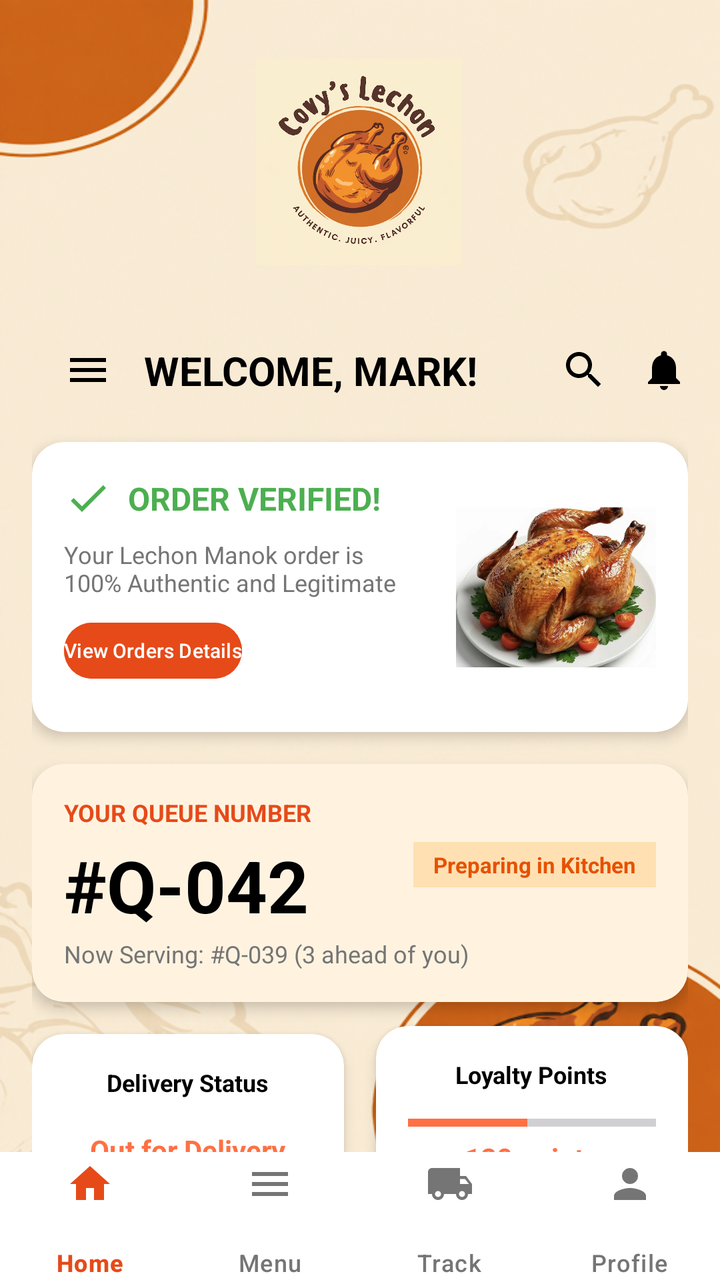
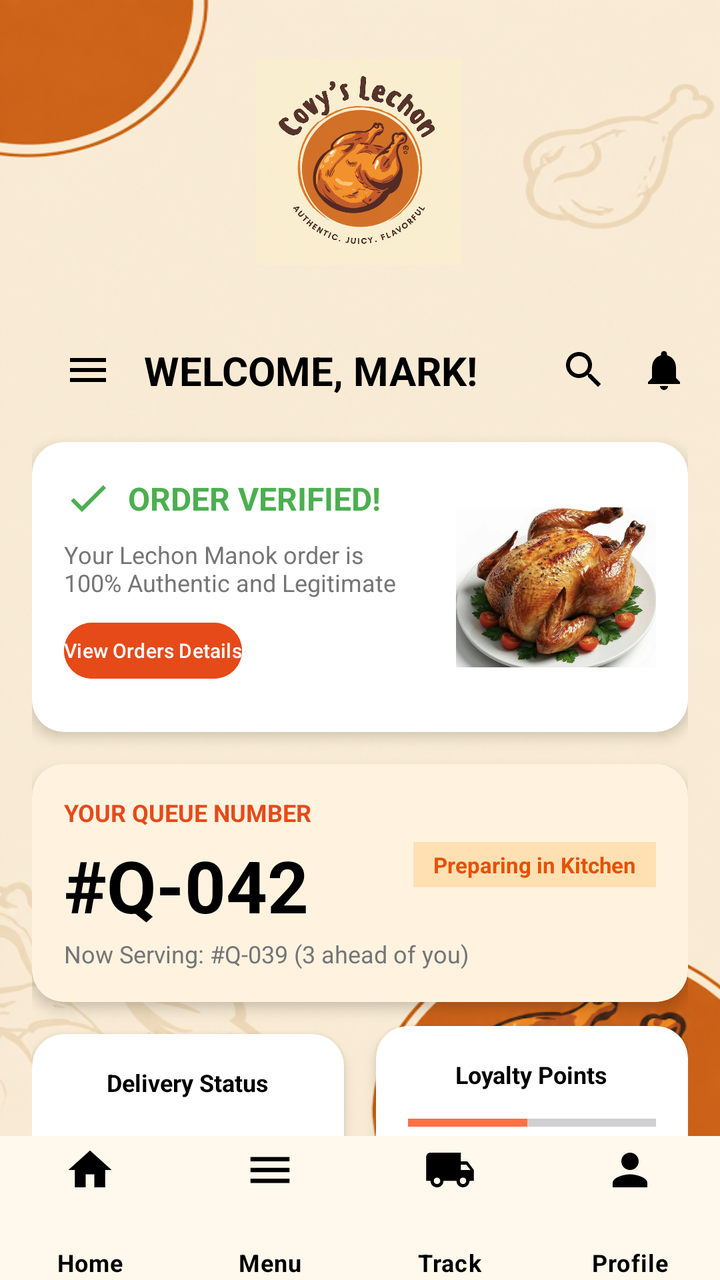

An Android layout rendered at two revisions. The XML below is the earlier revision; the diff shows what the commit changed to produce the second picture.
<!-- AndroidManifest.xml: application theme Theme.CoyvSplashScreen -->
<!-- res/layout/activity_dashboard.xml -->
<?xml version="1.0" encoding="utf-8"?>
<androidx.constraintlayout.widget.ConstraintLayout xmlns:android="http://schemas.android.com/apk/res/android"
    xmlns:app="http://schemas.android.com/apk/res-auto"
    xmlns:tools="http://schemas.android.com/tools"
    android:id="@+id/main"
    android:layout_width="match_parent"
    android:layout_height="match_parent"
    android:background="@drawable/signinbackgoundimage"
    tools:context=".DashBoardActivity">

    
    <View
        android:id="@+id/view_decoration"
        android:layout_width="200dp"
        android:layout_height="200dp"
        android:layout_marginStart="-80dp"
        android:layout_marginTop="-80dp"
        android:alpha="0.3"
        app:layout_constraintStart_toStartOf="parent"
        app:layout_constraintTop_toTopOf="parent" />

    <androidx.core.widget.NestedScrollView
        android:layout_width="match_parent"
        android:layout_height="0dp"
        app:layout_constraintBottom_toTopOf="@+id/bottom_navigation"
        app:layout_constraintTop_toTopOf="parent">

        <androidx.constraintlayout.widget.ConstraintLayout
            android:layout_width="match_parent"
            android:layout_height="wrap_content"
            android:padding="@dimen/padding_medium">

            

            <ImageView
                android:id="@+id/covylogo"
                android:layout_width="153dp"
                android:layout_height="103dp"
                android:layout_marginTop="10dp"
                android:layout_marginBottom="36dp"
                android:contentDescription="Covy Lechon Logo"
                android:src="@drawable/logo"
                app:layout_constraintBottom_toTopOf="@+id/tv_welcome"
                app:layout_constraintEnd_toEndOf="parent"
                app:layout_constraintHorizontal_bias="0.498"
                app:layout_constraintStart_toStartOf="parent"
                app:layout_constraintTop_toTopOf="parent" />

            
            <ImageButton
                android:id="@+id/btn_menu_top"
                android:layout_width="@dimen/icon_size"
                android:layout_height="@dimen/icon_size"
                android:layout_marginStart="16dp"
                android:layout_marginTop="157dp"
                android:layout_marginEnd="16dp"
                android:layout_marginBottom="24dp"
                android:background="?attr/selectableItemBackgroundBorderless"
                android:src="@drawable/ic_menu"
                app:layout_constraintBottom_toTopOf="@+id/cv_verified"
                app:layout_constraintEnd_toStartOf="@+id/tv_welcome"
                app:layout_constraintStart_toStartOf="parent"
                app:layout_constraintTop_toTopOf="parent" />

            <TextView
                android:id="@+id/tv_welcome"
                android:layout_width="wrap_content"
                android:layout_height="wrap_content"
                android:layout_marginStart="@dimen/padding_medium"
                android:text="WELCOME, MARK!"
                android:textColor="@color/black"
                android:textSize="20sp"
                android:textStyle="bold"
                app:layout_constraintBottom_toBottomOf="@+id/btn_menu_top"
                app:layout_constraintStart_toEndOf="@+id/btn_menu_top"
                app:layout_constraintTop_toTopOf="@+id/btn_menu_top" />

            <ImageButton
                android:id="@+id/btn_notification"
                android:layout_width="@dimen/icon_size"
                android:layout_height="@dimen/icon_size"
                android:background="?attr/selectableItemBackgroundBorderless"
                android:src="@drawable/ic_notifications"
                app:layout_constraintBottom_toBottomOf="@+id/btn_menu_top"
                app:layout_constraintEnd_toEndOf="parent"
                app:layout_constraintTop_toTopOf="@+id/btn_menu_top" />

            <ImageButton
                android:id="@+id/btn_search"
                android:layout_width="@dimen/icon_size"
                android:layout_height="@dimen/icon_size"
                android:layout_marginEnd="@dimen/padding_medium"
                android:background="?attr/selectableItemBackgroundBorderless"
                android:src="@drawable/ic_search"
                app:layout_constraintBottom_toBottomOf="@+id/btn_menu_top"
                app:layout_constraintEnd_toStartOf="@+id/btn_notification"
                app:layout_constraintTop_toTopOf="@+id/btn_menu_top" />

            
            <androidx.cardview.widget.CardView
                android:id="@+id/cv_verified"
                android:layout_width="match_parent"
                android:layout_height="wrap_content"
                android:layout_marginTop="@dimen/padding_large"
                app:cardCornerRadius="@dimen/corner_radius"
                app:cardElevation="@dimen/card_elevation"
                app:layout_constraintTop_toBottomOf="@+id/btn_menu_top">

                <androidx.constraintlayout.widget.ConstraintLayout
                    android:layout_width="match_parent"
                    android:layout_height="145dp"
                    android:padding="@dimen/padding_medium">

                    <ImageView
                        android:id="@+id/iv_check"
                        android:layout_width="24dp"
                        android:layout_height="24dp"
                        android:contentDescription="Verified"
                        android:src="@drawable/ic_check"
                        app:layout_constraintStart_toStartOf="parent"
                        app:layout_constraintTop_toTopOf="parent" />

                    <TextView
                        android:id="@+id/tv_verified_status"
                        android:layout_width="wrap_content"
                        android:layout_height="wrap_content"
                        android:layout_marginStart="@dimen/padding_small"
                        android:text="ORDER VERIFIED!"
                        android:textColor="@color/green_verified"
                        android:textSize="16sp"
                        android:textStyle="bold"
                        app:layout_constraintBottom_toBottomOf="@+id/iv_check"
                        app:layout_constraintStart_toEndOf="@+id/iv_check"
                        app:layout_constraintTop_toTopOf="@+id/iv_check" />

                    <TextView
                        android:id="@+id/tv_verified_desc"
                        android:layout_width="0dp"
                        android:layout_height="wrap_content"
                        android:layout_marginTop="@dimen/padding_small"
                        android:text="Your Lechon Manok order is\n100% Authentic and Legitimate"
                        android:textColor="@color/text_grey"
                        android:textSize="12sp"
                        app:layout_constraintEnd_toStartOf="@+id/iv_verified_chicken"
                        app:layout_constraintStart_toStartOf="parent"
                        app:layout_constraintTop_toBottomOf="@+id/iv_check" />

                    <Button
                        android:id="@+id/btn_view_details"
                        android:layout_width="wrap_content"
                        android:layout_height="36dp"
                        android:layout_marginTop="@dimen/padding_small"
                        android:backgroundTint="@color/orange_dark"
                        android:padding="0dp"
                        android:text="View Orders Details"
                        android:textAllCaps="false"
                        android:textSize="10sp"
                        app:layout_constraintStart_toStartOf="parent"
                        app:layout_constraintTop_toBottomOf="@+id/tv_verified_desc" />

                    <ImageView
                        android:id="@+id/iv_verified_chicken"
                        android:layout_width="100dp"
                        android:layout_height="80dp"
                        android:scaleType="centerCrop"
                        android:src="@drawable/f423b4974f4dd7924f11f1bad41bf1b4"
                        app:layout_constraintBottom_toBottomOf="parent"
                        app:layout_constraintEnd_toEndOf="parent"
                        app:layout_constraintTop_toTopOf="parent" />
                </androidx.constraintlayout.widget.ConstraintLayout>
            </androidx.cardview.widget.CardView>

            
            <androidx.cardview.widget.CardView
                android:id="@+id/cv_queue"
                android:layout_width="match_parent"
                android:layout_height="wrap_content"
                android:layout_marginTop="@dimen/padding_medium"
                app:cardBackgroundColor="#FFF3E0"
                app:cardCornerRadius="@dimen/corner_radius"
                app:cardElevation="@dimen/card_elevation"
                app:layout_constraintTop_toBottomOf="@+id/cv_verified">

                <androidx.constraintlayout.widget.ConstraintLayout
                    android:layout_width="match_parent"
                    android:layout_height="wrap_content"
                    android:padding="@dimen/padding_medium">

                    <TextView
                        android:id="@+id/tv_queue_title"
                        android:layout_width="wrap_content"
                        android:layout_height="wrap_content"
                        android:text="YOUR QUEUE NUMBER"
                        android:textColor="@color/orange_dark"
                        android:textSize="12sp"
                        android:textStyle="bold"
                        app:layout_constraintStart_toStartOf="parent"
                        app:layout_constraintTop_toTopOf="parent" />

                    <TextView
                        android:id="@+id/tv_queue_number"
                        android:layout_width="wrap_content"
                        android:layout_height="wrap_content"
                        android:layout_marginTop="4dp"
                        android:text="#Q-042"
                        android:textColor="@color/black"
                        android:textSize="36sp"
                        android:textStyle="bold"
                        app:layout_constraintStart_toStartOf="parent"
                        app:layout_constraintTop_toBottomOf="@+id/tv_queue_title" />

                    <TextView
                        android:id="@+id/tv_now_serving"
                        android:layout_width="wrap_content"
                        android:layout_height="wrap_content"
                        android:layout_marginTop="2dp"
                        android:text="Now Serving: #Q-039 (3 ahead of you)"
                        android:textColor="@color/text_grey"
                        android:textSize="12sp"
                        app:layout_constraintStart_toStartOf="parent"
                        app:layout_constraintTop_toBottomOf="@+id/tv_queue_number" />

                    <TextView
                        android:id="@+id/tv_queue_status_badge"
                        android:layout_width="wrap_content"
                        android:layout_height="wrap_content"
                        android:background="#FFE0B2"
                        android:paddingHorizontal="10dp"
                        android:paddingVertical="4dp"
                        android:text="Preparing in Kitchen"
                        android:textColor="#E65100"
                        android:textSize="11sp"
                        android:textStyle="bold"
                        app:layout_constraintBottom_toBottomOf="@+id/tv_queue_number"
                        app:layout_constraintEnd_toEndOf="parent"
                        app:layout_constraintTop_toTopOf="@+id/tv_queue_title" />

                </androidx.constraintlayout.widget.ConstraintLayout>
            </androidx.cardview.widget.CardView>

            
            <androidx.cardview.widget.CardView
                android:id="@+id/cv_status"
                android:layout_width="0dp"
                android:layout_height="wrap_content"
                android:layout_marginTop="@dimen/padding_medium"
                android:layout_marginEnd="@dimen/padding_small"
                app:cardCornerRadius="@dimen/corner_radius"
                app:cardElevation="@dimen/card_elevation"
                app:layout_constraintEnd_toStartOf="@+id/cv_loyalty"
                app:layout_constraintStart_toStartOf="parent"
                app:layout_constraintTop_toBottomOf="@+id/cv_queue">

                <LinearLayout
                    android:layout_width="match_parent"
                    android:layout_height="wrap_content"
                    android:gravity="center"
                    android:orientation="vertical"
                    android:padding="@dimen/padding_medium">

                    <TextView
                        android:layout_width="wrap_content"
                        android:layout_height="wrap_content"
                        android:text="Delivery Status"
                        android:textColor="@color/black"
                        android:textSize="12sp"
                        android:textStyle="bold" />

                    <TextView
                        android:layout_width="wrap_content"
                        android:layout_height="wrap_content"
                        android:layout_marginTop="16dp"
                        android:text="Out for Delivery"
                        android:textColor="@color/orange_primary"
                        android:textSize="14sp"
                        android:textStyle="bold" />

                    <TextView
                        android:layout_width="wrap_content"
                        android:layout_height="wrap_content"
                        android:text="Est. 15 mins remaining"
                        android:textColor="@color/text_grey"
                        android:textSize="10sp" />
                </LinearLayout>
            </androidx.cardview.widget.CardView>

            <androidx.cardview.widget.CardView
                android:id="@+id/cv_loyalty"
                android:layout_width="0dp"
                android:layout_height="wrap_content"
                android:layout_marginStart="@dimen/padding_small"
                app:cardCornerRadius="@dimen/corner_radius"
                app:cardElevation="@dimen/card_elevation"
                app:layout_constraintBottom_toBottomOf="@+id/cv_status"
                app:layout_constraintEnd_toEndOf="parent"
                app:layout_constraintStart_toEndOf="@+id/cv_status"
                app:layout_constraintTop_toTopOf="@+id/cv_status">

                <LinearLayout
                    android:layout_width="match_parent"
                    android:layout_height="wrap_content"
                    android:gravity="center"
                    android:orientation="vertical"
                    android:padding="@dimen/padding_medium">

                    <TextView
                        android:layout_width="wrap_content"
                        android:layout_height="wrap_content"
                        android:text="Loyalty Points"
                        android:textColor="@color/black"
                        android:textSize="12sp"
                        android:textStyle="bold" />

                    <ProgressBar
                        style="?android:attr/progressBarStyleHorizontal"
                        android:layout_width="match_parent"
                        android:layout_height="wrap_content"
                        android:layout_marginTop="@dimen/padding_small"
                        android:progress="120"
                        android:max="250"
                        android:progressTint="@color/orange_primary" />

                    <TextView
                        android:layout_width="wrap_content"
                        android:layout_height="wrap_content"
                        android:text="120 points"
                        android:textColor="@color/orange_primary"
                        android:textSize="14sp"
                        android:textStyle="bold" />

                    <TextView
                        android:layout_width="wrap_content"
                        android:layout_height="wrap_content"
                        android:text="250 to free chicken"
                        android:textColor="@color/text_grey"
                        android:textSize="10sp" />
                </LinearLayout>
            </androidx.cardview.widget.CardView>

            
            <TextView
                android:id="@+id/tv_recent_orders"
                android:layout_width="wrap_content"
                android:layout_height="wrap_content"
                android:layout_marginTop="@dimen/padding_large"
                android:text="My Recent Orders"
                android:textSize="18sp"
                android:textStyle="bold"
                app:layout_constraintStart_toStartOf="parent"
                app:layout_constraintTop_toBottomOf="@+id/cv_status" />

            <TextView
                android:id="@+id/tv_view_all"
                android:layout_width="wrap_content"
                android:layout_height="wrap_content"
                android:text="View All"
                android:textColor="@color/orange_primary"
                app:layout_constraintBottom_toBottomOf="@+id/tv_recent_orders"
                app:layout_constraintEnd_toEndOf="parent"
                app:layout_constraintTop_toTopOf="@+id/tv_recent_orders" />

            <androidx.cardview.widget.CardView
                android:id="@+id/cv_order_item"
                android:layout_width="match_parent"
                android:layout_height="wrap_content"
                android:layout_marginTop="@dimen/padding_medium"
                app:cardCornerRadius="@dimen/corner_radius"
                app:cardElevation="@dimen/card_elevation"
                app:layout_constraintTop_toBottomOf="@+id/tv_recent_orders">

                <androidx.constraintlayout.widget.ConstraintLayout
                    android:layout_width="match_parent"
                    android:layout_height="wrap_content"
                    android:padding="@dimen/padding_small">

                    <androidx.cardview.widget.CardView
                        android:id="@+id/cv_order_img_container"
                        android:layout_width="80dp"
                        android:layout_height="80dp"
                        app:cardCornerRadius="8dp"
                        app:layout_constraintStart_toStartOf="parent"
                        app:layout_constraintTop_toTopOf="parent">

                        <ImageView
                            android:id="@+id/iv_order_img"
                            android:layout_width="match_parent"
                            android:layout_height="match_parent"
                            android:contentDescription="Order Image"
                            android:scaleType="centerCrop"
                            android:src="@drawable/f423b4974f4dd7924f11f1bad41bf1b4" />
                    </androidx.cardview.widget.CardView>

                    <TextView
                        android:id="@+id/tv_order_name"
                        android:layout_width="0dp"
                        android:layout_height="wrap_content"
                        android:layout_marginStart="@dimen/padding_medium"
                        android:text="Lechon Manok (Whole)"
                        android:textColor="@color/black"
                        android:textStyle="bold"
                        app:layout_constraintEnd_toStartOf="@+id/iv_order_arrow"
                        app:layout_constraintStart_toEndOf="@+id/cv_order_img_container"
                        app:layout_constraintTop_toTopOf="parent" />

                    <TextView
                        android:id="@+id/tv_order_id"
                        android:layout_width="wrap_content"
                        android:layout_height="wrap_content"
                        android:text="ID: #123"
                        android:textColor="@color/text_grey"
                        android:textSize="12sp"
                        app:layout_constraintStart_toStartOf="@+id/tv_order_name"
                        app:layout_constraintTop_toBottomOf="@+id/tv_order_name" />

                    <TextView
                        android:id="@+id/tv_order_date"
                        android:layout_width="wrap_content"
                        android:layout_height="wrap_content"
                        android:text="Dec 23, 2023 - 10:30 AM"
                        android:textColor="@color/text_grey"
                        android:textSize="12sp"
                        app:layout_constraintStart_toStartOf="@+id/tv_order_name"
                        app:layout_constraintTop_toBottomOf="@+id/tv_order_id" />

                    <TextView
                        android:id="@+id/tv_order_status"
                        android:layout_width="wrap_content"
                        android:layout_height="wrap_content"
                        android:layout_marginTop="4dp"
                        android:background="#D5F5E3"
                        android:paddingHorizontal="8dp"
                        android:paddingVertical="2dp"
                        android:text="Delivered"
                        android:textColor="#27AE60"
                        android:textSize="10sp"
                        android:textStyle="bold"
                        app:layout_constraintStart_toStartOf="@+id/tv_order_name"
                        app:layout_constraintTop_toBottomOf="@+id/tv_order_date" />

                    <ImageView
                        android:id="@+id/iv_order_arrow"
                        android:layout_width="24dp"
                        android:layout_height="24dp"
                        android:src="@android:drawable/ic_media_play"
                        app:layout_constraintBottom_toBottomOf="parent"
                        app:layout_constraintEnd_toEndOf="parent"
                        app:layout_constraintTop_toTopOf="parent"
                        app:tint="@color/black" />
                </androidx.constraintlayout.widget.ConstraintLayout>
            </androidx.cardview.widget.CardView>

            
            <Button
                android:id="@+id/btn_place_order"
                android:layout_width="match_parent"
                android:layout_height="60dp"
                android:layout_marginTop="10dp"
                android:layout_marginBottom="4dp"
                android:backgroundTint="@color/orange_primary"
                android:text="Place New Order"
                android:textColor="@color/white"
                app:cornerRadius="@dimen/corner_radius"
                app:layout_constraintBottom_toBottomOf="parent"
                app:layout_constraintStart_toStartOf="parent"
                app:layout_constraintEnd_toEndOf="parent"
                app:layout_constraintTop_toBottomOf="@+id/cv_order_item"
                app:layout_constraintVertical_bias="0.0" />

        </androidx.constraintlayout.widget.ConstraintLayout>
    </androidx.core.widget.NestedScrollView>

    <com.google.android.material.bottomnavigation.BottomNavigationView
        android:id="@+id/bottom_navigation"
        android:layout_width="match_parent"
        android:layout_height="64dp"
        android:background="@color/white"
        android:elevation="8dp"
        app:itemActiveIndicatorStyle="@null"
        app:itemIconTint="@color/bottom_nav_color_selector"
        app:itemTextColor="@color/bottom_nav_color_selector"
        app:labelVisibilityMode="labeled"
        app:itemIconSize="24dp"
        app:itemPaddingTop="4dp"
        app:itemPaddingBottom="4dp"
        app:layout_constraintBottom_toBottomOf="parent"
        app:layout_constraintStart_toStartOf="parent"
        app:layout_constraintEnd_toEndOf="parent"
        app:menu="@menu/bottom_nav_menu" />

</androidx.constraintlayout.widget.ConstraintLayout>
<!-- resources referenced by this layout -->
<resources>
  <color name="black">#FF000000</color>
  <color name="green_verified">#4CAF50</color>
  <color name="orange_dark">#E64A19</color>
  <color name="orange_primary">#FF7043</color>
  <color name="text_grey">#757575</color>
  <color name="white">#FFFFFFFF</color>
  <dimen name="card_elevation">4dp</dimen>
  <dimen name="corner_radius">16dp</dimen>
  <dimen name="icon_size">24dp</dimen>
  <dimen name="padding_large">24dp</dimen>
  <dimen name="padding_medium">16dp</dimen>
  <dimen name="padding_small">8dp</dimen>
  <!-- drawable f423b4974f4dd7924f11f1bad41bf1b4: jpg bitmap (drawable, 122413 bytes) -->
  <!-- drawable ic_check (drawable) -->
  <vector xmlns:android="http://schemas.android.com/apk/res/android"
      android:width="24dp"
      android:height="24dp"
      android:viewportWidth="24"
      android:viewportHeight="24">
      <path
          android:fillColor="#4CAF50"
          android:pathData="M9,16.17L4.83,12l-1.42,1.41L9,19 21,7l-1.41,-1.41z" />
  </vector>
  <!-- drawable ic_menu (drawable) -->
  <vector xmlns:android="http://schemas.android.com/apk/res/android"
      android:width="24dp"
      android:height="24dp"
      android:viewportWidth="24"
      android:viewportHeight="24">
      <path
          android:fillColor="#000000"
          android:pathData="M3,18h18v-2H3V18z M3,13h18v-2H3V13z M3,6v2h18V6H3z" />
  </vector>
  <!-- drawable ic_notifications (drawable) -->
  <vector xmlns:android="http://schemas.android.com/apk/res/android"
      android:width="24dp"
      android:height="24dp"
      android:viewportWidth="24"
      android:viewportHeight="24">
      <path
          android:fillColor="#000000"
          android:pathData="M12,22c1.1,0 2,-0.9 2,-2h-4c0,1.1 0.89,2 2,2zm6,-6v-5c0,-3.07 -1.64,-5.64 -4.5,-6.32V4c0,-0.83 -0.67,-1.5 -1.5,-1.5s-1.5,0.67 -1.5,1.5v0.68C7.63,5.36 6,7.92 6,11v5l-2,2v1h16v-1l-2,-2z" />
  </vector>
  <!-- drawable ic_search (drawable) -->
  <vector xmlns:android="http://schemas.android.com/apk/res/android"
      android:width="24dp"
      android:height="24dp"
      android:viewportWidth="24"
      android:viewportHeight="24">
      <path
          android:fillColor="#000000"
          android:pathData="M15.5,14h-0.79l-0.28,-0.27C15.41,12.59 16,11.11 16,9.5 16,5.91 13.09,3 9.5,3S3,5.91 3,9.5 5.91,16 9.5,16c1.61,0 3.09,-0.59 4.23,-1.57l0.27,0.28v0.79l5,4.99L20.49,19l-4.99,-5zm-6,0C7.01,14 5,11.99 5,9.5S7.01,5 9.5,5 14,7.01 14,9.5 11.99,14 9.5,14z" />
  </vector>
  <!-- drawable logo: jpg bitmap (drawable, 98396 bytes) -->
  <!-- drawable signinbackgoundimage: png bitmap (drawable, 391030 bytes) -->
  <style name="Theme.CoyvSplashScreen" parent="Base.Theme.CoyvSplashScreen" />
  <style name="Base.Theme.CoyvSplashScreen" parent="Theme.Material3.DayNight.NoActionBar">
          
          
      </style>
</resources>

<!-- the commit's change to res/layout/activity_dashboard.xml (unified diff, before → after) -->
@@ -472,16 +472,18 @@
     <com.google.android.material.bottomnavigation.BottomNavigationView
         android:id="@+id/bottom_navigation"
         android:layout_width="match_parent"
-        android:layout_height="64dp"
-        android:background="@color/white"
+        android:layout_height="72dp"
+        android:background="#FFF8EC"
         android:elevation="8dp"
-        app:itemActiveIndicatorStyle="@null"
-        app:itemIconTint="@color/bottom_nav_color_selector"
-        app:itemTextColor="@color/bottom_nav_color_selector"
+        app:itemActiveIndicatorStyle="@style/CustomActiveIndicator"
+        app:itemIconTint="@color/black"
+        app:itemTextColor="@color/black"
         app:labelVisibilityMode="labeled"
-        app:itemIconSize="24dp"
+        app:itemIconSize="26dp"
         app:itemPaddingTop="4dp"
         app:itemPaddingBottom="4dp"
+        app:itemTextAppearanceActive="@style/BottomNavTextStyle"
+        app:itemTextAppearanceInactive="@style/BottomNavTextStyle"
         app:layout_constraintBottom_toBottomOf="parent"
         app:layout_constraintStart_toStartOf="parent"
         app:layout_constraintEnd_toEndOf="parent"
<!-- resource entries referenced after the edit -->
@@ -55,9 +55,17 @@
   </vector>
   <!-- drawable logo: jpg bitmap (drawable, 98396 bytes) -->
   <!-- drawable signinbackgoundimage: png bitmap (drawable, 391030 bytes) -->
+  <style name="BottomNavTextStyle" parent="TextAppearance.Material3.BodySmall">
+          <item name="android:textSize">12sp</item>
+          <item name="android:textStyle">bold</item>
+          <item name="android:gravity">center</item>
+          <item name="android:textColor">@color/black</item>
+      </style>
+  <style name="CustomActiveIndicator" parent="Widget.Material3.BottomNavigationView.ActiveIndicator">
+          <item name="android:color">#FFE8C5</item>
+      </style>
   <style name="Theme.CoyvSplashScreen" parent="Base.Theme.CoyvSplashScreen" />
   <style name="Base.Theme.CoyvSplashScreen" parent="Theme.Material3.DayNight.NoActionBar">
-          
           
       </style>
 </resources>
